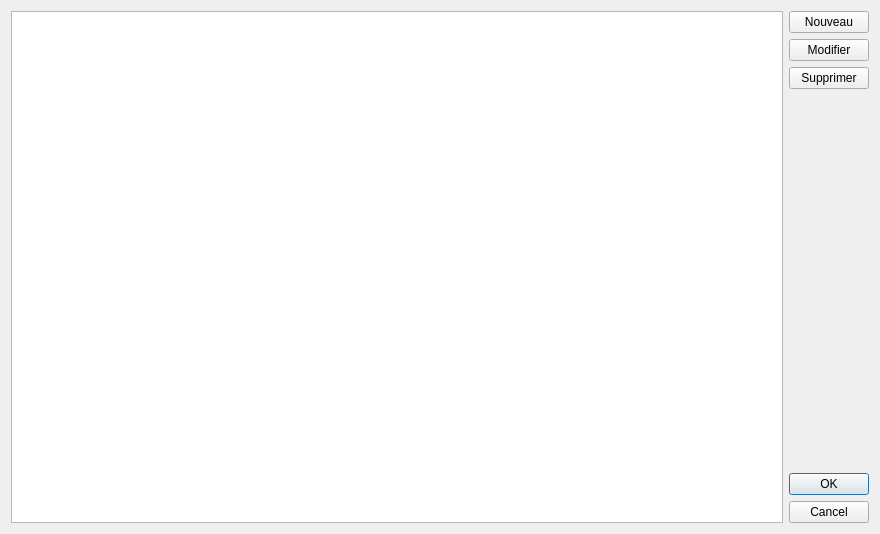
Old version of the form pluginshared/ct_view/tools/ct_manageconfigurableelementsdialog.ui in the repository computree/computree-v3.
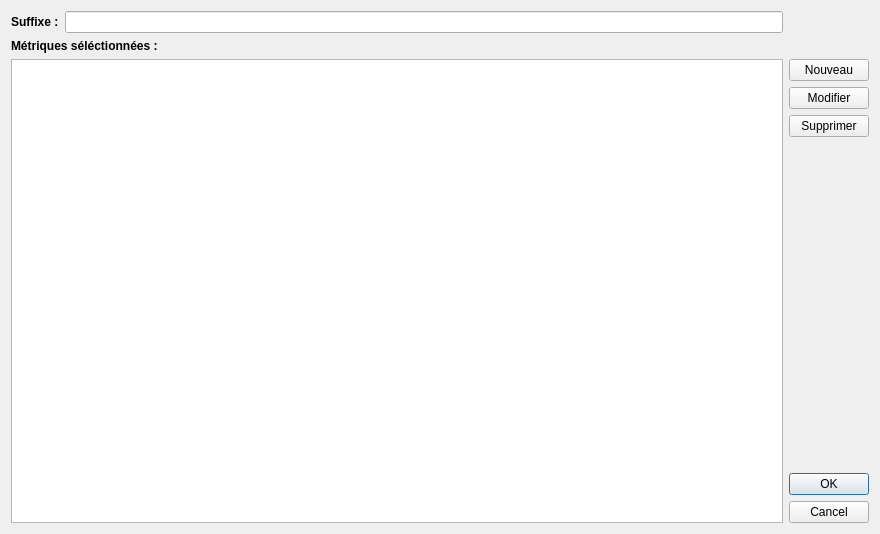
New version of the form.

```diff
--- a/pluginshared/ct_view/tools/ct_manageconfigurableelementsdialog.ui
+++ b/pluginshared/ct_view/tools/ct_manageconfigurableelementsdialog.ui
@@ -14,7 +14,7 @@
    <string>Dialog</string>
   </property>
   <layout class="QGridLayout" name="gridLayout">
-   <item row="1" column="1">
+   <item row="2" column="2">
     <widget class="QWidget" name="widget" native="true">
      <layout class="QVBoxLayout" name="verticalLayout">
       <property name="leftMargin">
@@ -82,7 +82,7 @@
      </layout>
     </widget>
    </item>
-   <item row="1" column="0">
+   <item row="2" column="0" colspan="2">
     <widget class="QListWidget" name="listWidget">
      <property name="sizePolicy">
       <sizepolicy hsizetype="Expanding" vsizetype="Expanding">
@@ -92,6 +92,48 @@
      </property>
     </widget>
    </item>
+   <item row="0" column="1">
+    <widget class="QLineEdit" name="le_suffix">
+     <property name="sizePolicy">
+      <sizepolicy hsizetype="Expanding" vsizetype="Fixed">
+       <horstretch>1</horstretch>
+       <verstretch>0</verstretch>
+      </sizepolicy>
+     </property>
+    </widget>
+   </item>
+   <item row="0" column="0">
+    <widget class="QLabel" name="label">
+     <property name="sizePolicy">
+      <sizepolicy hsizetype="Fixed" vsizetype="Preferred">
+       <horstretch>0</horstretch>
+       <verstretch>0</verstretch>
+      </sizepolicy>
+     </property>
+     <property name="font">
+      <font>
+       <weight>75</weight>
+       <bold>true</bold>
+      </font>
+     </property>
+     <property name="text">
+      <string>Suffixe :</string>
+     </property>
+    </widget>
+   </item>
+   <item row="1" column="0" colspan="2">
+    <widget class="QLabel" name="lb_title2">
+     <property name="font">
+      <font>
+       <weight>75</weight>
+       <bold>true</bold>
+      </font>
+     </property>
+     <property name="text">
+      <string>Métriques séléctionnées :</string>
+     </property>
+    </widget>
+   </item>
   </layout>
  </widget>
  <resources/>
```
